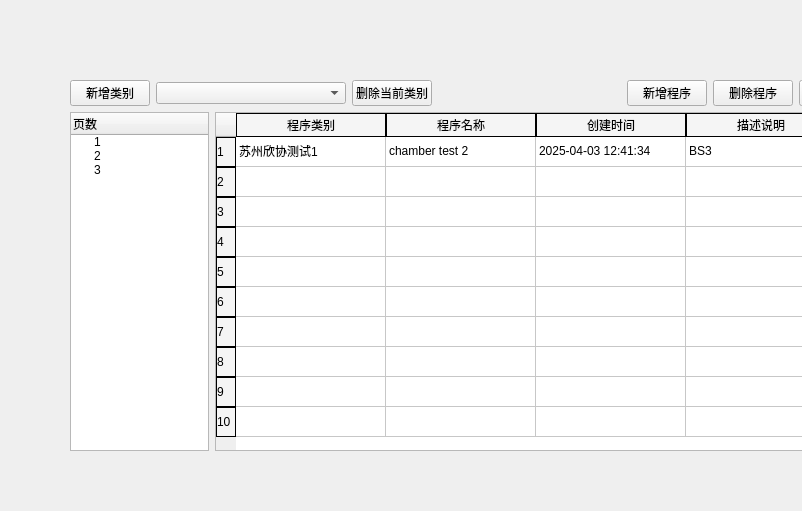
woodfsg/QT_ConfigUI, file startwindow.ui: the form before one commit; both pictures show x 0 to 802 and y 0 to 511 of the 1159 by 750 pixel window.
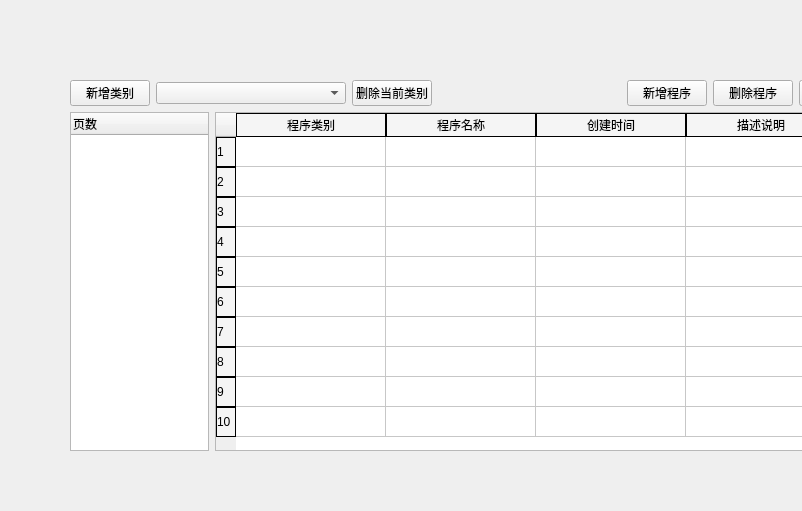
The form after the commit.

What changed in the file:
```diff
--- a/startwindow.ui
+++ b/startwindow.ui
@@ -118,21 +118,6 @@
            <string>页数</string>
           </property>
          </column>
-         <item>
-          <property name="text">
-           <string>1</string>
-          </property>
-         </item>
-         <item>
-          <property name="text">
-           <string>2</string>
-          </property>
-         </item>
-         <item>
-          <property name="text">
-           <string>3</string>
-          </property>
-         </item>
         </widget>
        </item>
        <item>
@@ -243,22 +228,22 @@
          </column>
          <item row="0" column="0">
           <property name="text">
-           <string>苏州欣协测试1</string>
+           <string/>
           </property>
          </item>
          <item row="0" column="1">
           <property name="text">
-           <string>chamber test 2</string>
+           <string/>
           </property>
          </item>
          <item row="0" column="2">
           <property name="text">
-           <string>2025-04-03 12:41:34</string>
+           <string/>
           </property>
          </item>
          <item row="0" column="3">
           <property name="text">
-           <string>BS3</string>
+           <string/>
           </property>
          </item>
          <item row="1" column="0">
```
